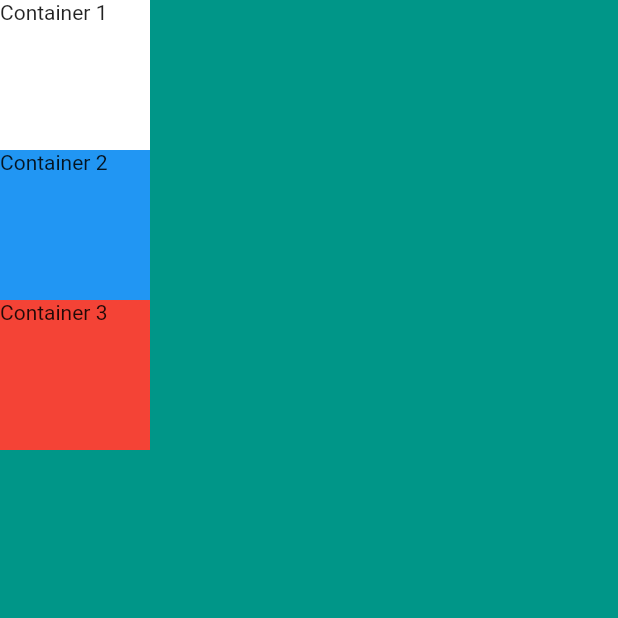
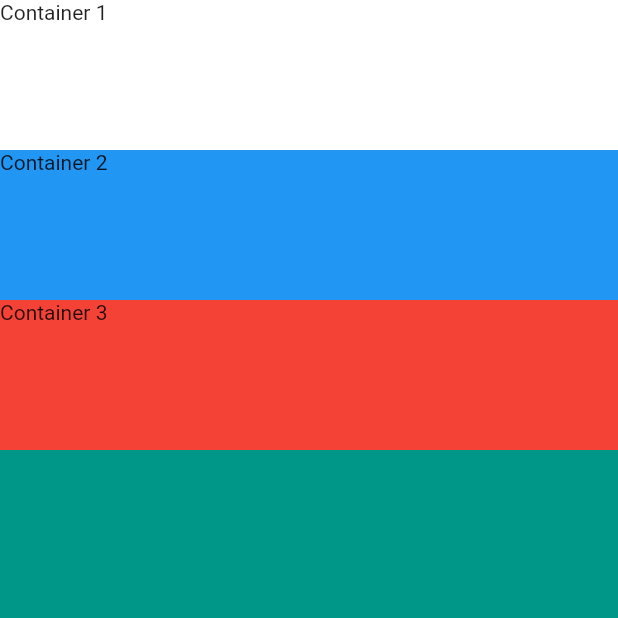
Before and after one commit to naomi-ndibui/MiCard, a Flutter app: the screen it shows after launch, on a phone screen of 412 x 824 dp, the top half of it. Run offline on Flutter 3.47's test engine with Material 2 defaults, Android fonts, the phone set to English and light mode, and no system bars.

Commit message:
CrossAxisAlignment and a width of double.infinity

```diff
--- a/lib/main.dart
+++ b/lib/main.dart
@@ -1,4 +1,5 @@
 import 'package:flutter/material.dart';
+import 'package:flutter/widgets.dart';
 
 void main() {
   runApp(
@@ -13,22 +14,22 @@ class MyApp extends StatelessWidget {
          backgroundColor: Colors.teal,
          body: SafeArea(
            child: Column(
-             mainAxisSize: MainAxisSize.min,
+             crossAxisAlignment: CrossAxisAlignment.end,
              children: <Widget>[
                Container(
-              height: 100.0,
-              width: 100.0,
-              color: Colors.white,
-              child: Text('Container 1'),
+                 width: double.infinity,
+                 height: 100.0,
+                 color: Colors.white,
+                 child: Text('Container 1'),
              ),
                Container(
-                 width: 100.0,
+                 width: double.infinity,
                  height:100.0,
                  color: Colors.blue,
                  child: Text('Container 2'),
                ),
                Container(
-                 width: 100.0,
+                 width: double.infinity,
                  height:100.0,
                  color: Colors.red,
                  child: Text('Container 3'),
```
